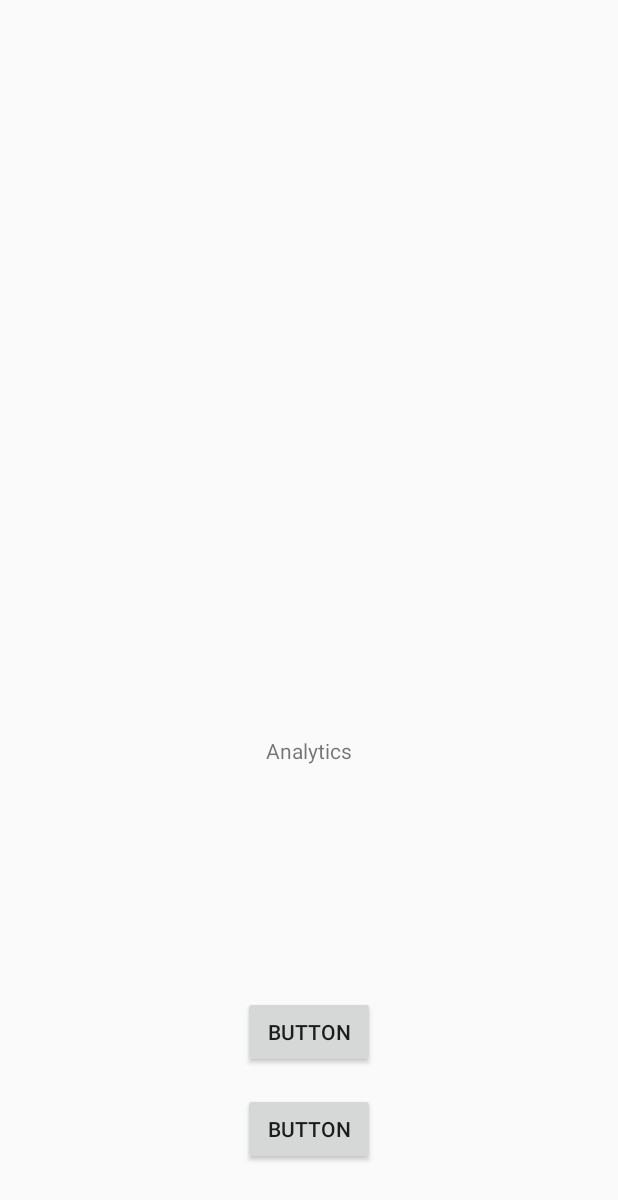
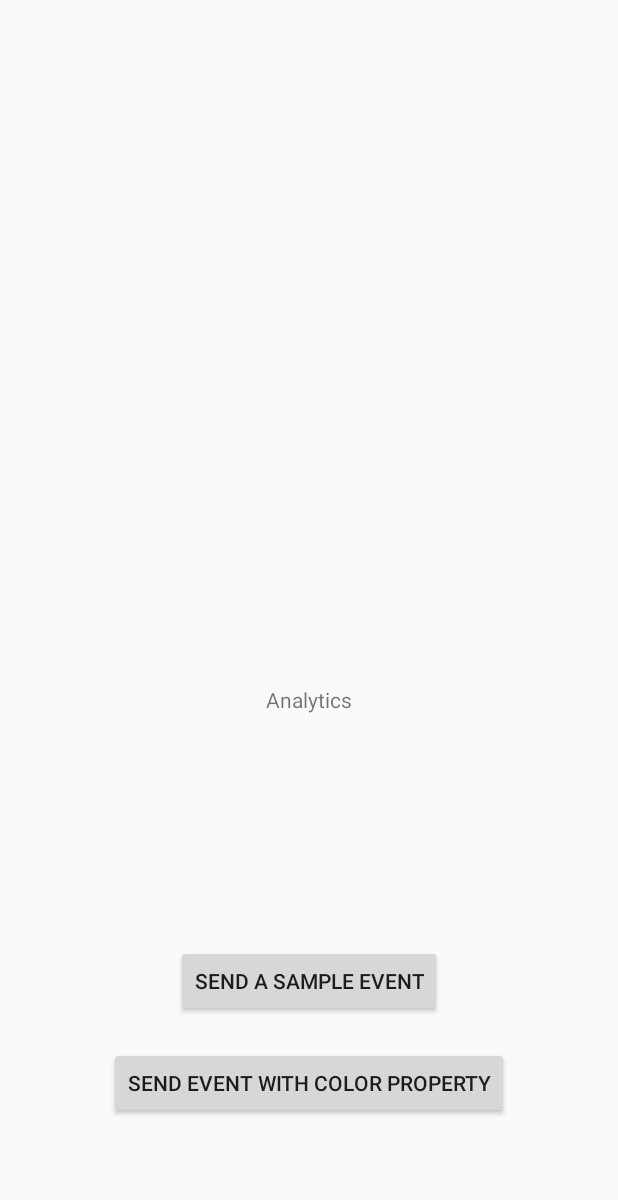
Before and after one commit to microsoft/appcenter-sampleapp-android, an Android app: the layout analytics_root.xml on its own in the app's theme, with its tools: preview values and no code run, on a phone screen of 412 x 824 dp. Shown: the top 1200 px of the screen. Run offline under Robolectric (Android 15) with nearby library versions, the phone set to English and light mode, and no system bars.

Commit message:
added button fuctionality, needs mobile center hookup

```diff
--- a/app/src/main/java/com/example/mobilecenter/sampleapp_android/CrashesActivity.java
+++ b/app/src/main/java/com/example/mobilecenter/sampleapp_android/CrashesActivity.java
@@ -52,7 +52,6 @@ public class CrashesActivity extends Fragment implements OnClickListener {
                         }
                     }).setNegativeButton("Cancel", new DialogInterface.OnClickListener() {
                 public void onClick(DialogInterface dialog, int id) {
-
                 }
             });
             return builder.create();
--- a/app/src/main/res/layout/analytics_root.xml
+++ b/app/src/main/res/layout/analytics_root.xml
@@ -5,29 +5,28 @@
     android:orientation="vertical">
 
     <Button
-        android:id="@+id/button2"
+        android:id="@+id/customEventButton"
         android:layout_width="wrap_content"
         android:layout_height="wrap_content"
         android:layout_alignParentBottom="true"
         android:layout_centerHorizontal="true"
-        android:layout_marginBottom="112dp"
-        android:text="Button" />
+        android:layout_marginBottom="146dp"
+        android:text="Send a sample event" />
 
     <Button
-        android:id="@+id/button3"
+        android:id="@+id/customColorButton"
         android:layout_width="wrap_content"
         android:layout_height="wrap_content"
-        android:layout_alignEnd="@+id/button2"
-        android:layout_alignParentBottom="true"
-        android:layout_alignRight="@+id/button2"
-        android:layout_marginBottom="47dp"
-        android:text="Button" />
+        android:text="Send event with color property"
+        android:layout_marginTop="68dp"
+        android:layout_below="@+id/textView4"
+        android:layout_centerHorizontal="true" />
 
     <TextView
         android:id="@+id/textView4"
         android:layout_width="wrap_content"
         android:layout_height="wrap_content"
-        android:layout_above="@+id/button2"
+        android:layout_above="@+id/customEventButton"
         android:layout_centerHorizontal="true"
         android:layout_marginBottom="154dp"
         android:text="Analytics" />
```
Also changed, not shown: app/src/main/java/com/example/mobilecenter/sampleapp_android/AnalyticsActivity.java (+58 -1 lines).
